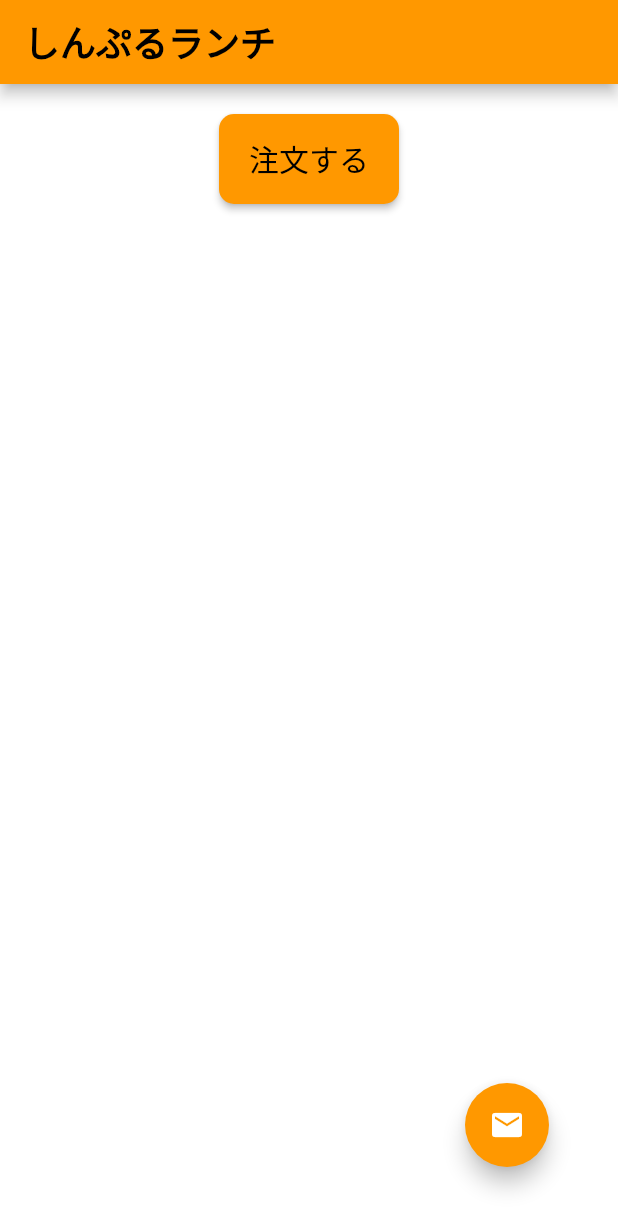
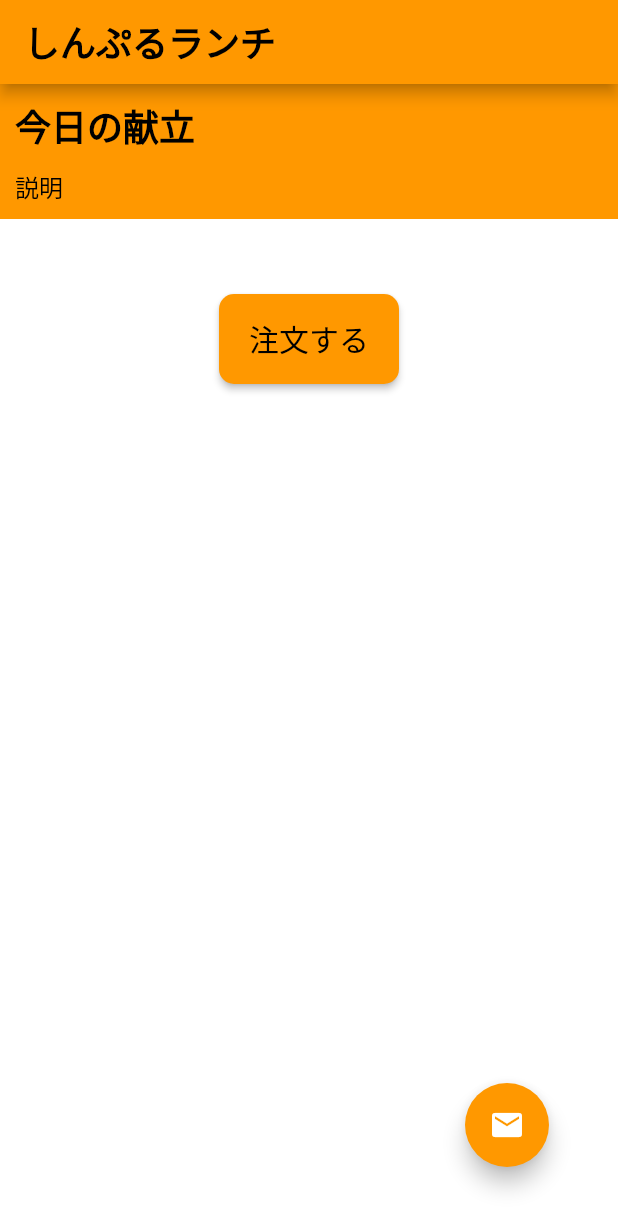
Before and after one commit to shinnkura/simple_lunch, a Flutter app: the screen it shows after launch, on a phone screen of 412 x 824 dp. Shown: the top 1230 px of the screen. Run offline on Flutter 3.47's test engine with Material 2 defaults, Android fonts, the phone set to English and light mode, and no system bars; our stand-ins replace cloud_firestore, firebase_core, shared_preferences; accounts and stored records are empty.

Commit message:
メニューを変更できるようにした

```diff
--- a/lib/screens/home.dart
+++ b/lib/screens/home.dart
@@ -1,5 +1,6 @@
 import 'package:flutter/material.dart';
 import 'package:simple_lunch/constants.dart';
+import 'package:simple_lunch/screens/edit_menu.dart';
 import 'package:url_launcher/url_launcher.dart';
 import 'edit_order.dart';
 import 'order.dart';
@@ -13,6 +14,16 @@ class HomePage extends StatefulWidget {
 }
 
 class _HomePageState extends State<HomePage> {
+  String menuTitle = '今日の献立';
+  String menuDescription = '説明';
+
+  void updateMenu(String title, String description) {
+    setState(() {
+      menuTitle = title;
+      menuDescription = description;
+    });
+  }
+
   @override
   Widget build(BuildContext context) {
     return Scaffold(
@@ -26,6 +37,39 @@ class _HomePageState extends State<HomePage> {
       ),
       body: Column(
         children: [
+          GestureDetector(
+            onTap: () {
+              Navigator.of(context).push(
+                MaterialPageRoute(
+                  builder: (context) => EditMenuScreen(
+                    updateMenu: updateMenu,
+                  ),
+                ),
+              );
+            },
+            child: Container(
+              padding: EdgeInsets.all(10.0),
+              width: double.infinity,
+              color: kPrimaryColor,
+              child: Column(
+                crossAxisAlignment: CrossAxisAlignment.start,
+                children: [
+                  Text(
+                    menuTitle,
+                    style: Theme.of(context).textTheme.bodyMedium,
+                  ),
+                  SizedBox(
+                    height: 10,
+                  ),
+                  Text(
+                    menuDescription,
+                    style: Theme.of(context).textTheme.titleMedium,
+                  ),
+                ],
+              ),
+            ),
+          ),
+          SizedBox(height: 30),
           const SizedBox(height: 20),
           ElevatedButton(
             onPressed: () {
```
Also changed, not shown: lib/screens/edit_menu.dart (added, +80 -0 lines).
